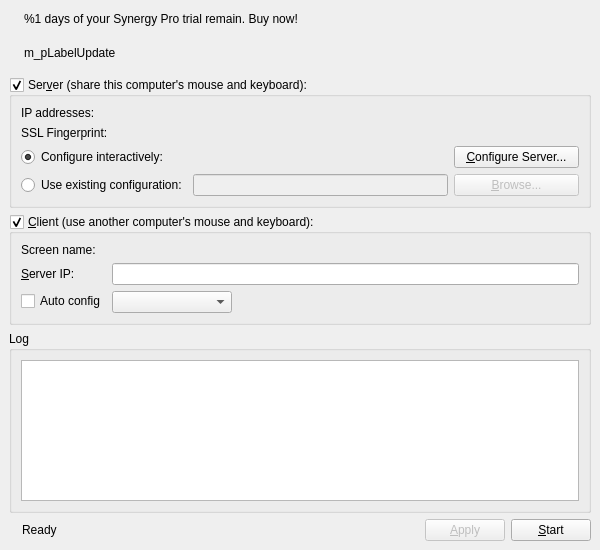
This is src/gui/src/MainWindowBase.ui in unalkalkan/synergy as Qt 5 draws it before an edit. The edited form follows.
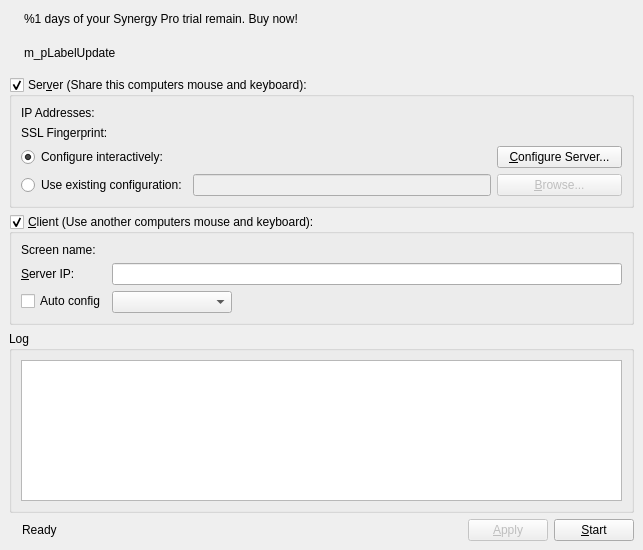
This is the edited form. Icons and pictures are not drawn.

Commit message: More main GUI window tweaks

Patch:
```diff
--- a/src/gui/src/MainWindowBase.ui
+++ b/src/gui/src/MainWindowBase.ui
@@ -6,7 +6,7 @@
    <rect>
     <x>0</x>
     <y>0</y>
-    <width>600</width>
+    <width>643</width>
     <height>550</height>
    </rect>
   </property>
@@ -138,7 +138,7 @@
        </sizepolicy>
       </property>
       <property name="title">
-       <string>Ser&amp;ver (share this computer's mouse and keyboard):</string>
+       <string>Ser&amp;ver (Share this computers mouse and keyboard):</string>
       </property>
       <property name="checkable">
        <bool>true</bool>
@@ -148,18 +148,15 @@
       </property>
       <layout class="QVBoxLayout">
        <item>
-        <layout class="QFormLayout" name="formLayout">
-         <property name="fieldGrowthPolicy">
-          <enum>QFormLayout::AllNonFixedFieldsGrow</enum>
-         </property>
-         <item row="0" column="0">
+        <layout class="QHBoxLayout" name="horizontalLayout_6">
+         <item>
           <widget class="QLabel" name="label_2">
            <property name="text">
-            <string>IP addresses:</string>
+            <string>IP Addresses:</string>
            </property>
           </widget>
          </item>
-         <item row="0" column="1">
+         <item>
           <widget class="QLabel" name="m_pLabelIpAddresses">
            <property name="text">
             <string notr="true"/>
@@ -284,7 +281,7 @@
        </sizepolicy>
       </property>
       <property name="title">
-       <string>&amp;Client (use another computer's mouse and keyboard):</string>
+       <string>&amp;Client (Use another computers mouse and keyboard):</string>
       </property>
       <property name="checkable">
        <bool>true</bool>
@@ -310,7 +307,7 @@
          </property>
         </widget>
        </item>
-       <item row="2" column="0">
+       <item row="1" column="0">
         <widget class="QLabel" name="m_pLabelServerName">
          <property name="text">
           <string>&amp;Server IP:</string>
@@ -320,17 +317,17 @@
          </property>
         </widget>
        </item>
-       <item row="2" column="1">
+       <item row="1" column="1">
         <widget class="QLineEdit" name="m_pLineEditHostname"/>
        </item>
-       <item row="3" column="0">
+       <item row="2" column="0">
         <widget class="QCheckBox" name="m_pCheckBoxAutoConfig">
          <property name="text">
           <string>Auto config</string>
          </property>
         </widget>
        </item>
-       <item row="3" column="1">
+       <item row="2" column="1">
         <widget class="QComboBox" name="m_pComboServerList">
          <property name="sizePolicy">
           <sizepolicy hsizetype="Maximum" vsizetype="Preferred">
@@ -354,6 +351,9 @@
       <property name="title">
        <string>Log</string>
       </property>
+      <property name="flat">
+       <bool>false</bool>
+      </property>
       <layout class="QVBoxLayout" name="verticalLayout">
        <item>
         <widget class="QTextEdit" name="m_pLogOutput">
@@ -371,11 +371,14 @@
          <property name="autoFillBackground">
           <bool>false</bool>
          </property>
+         <property name="horizontalScrollBarPolicy">
+          <enum>Qt::ScrollBarAlwaysOff</enum>
+         </property>
          <property name="undoRedoEnabled">
           <bool>false</bool>
          </property>
          <property name="lineWrapMode">
-          <enum>QTextEdit::NoWrap</enum>
+          <enum>QTextEdit::WidgetWidth</enum>
          </property>
          <property name="readOnly">
           <bool>true</bool>
```
